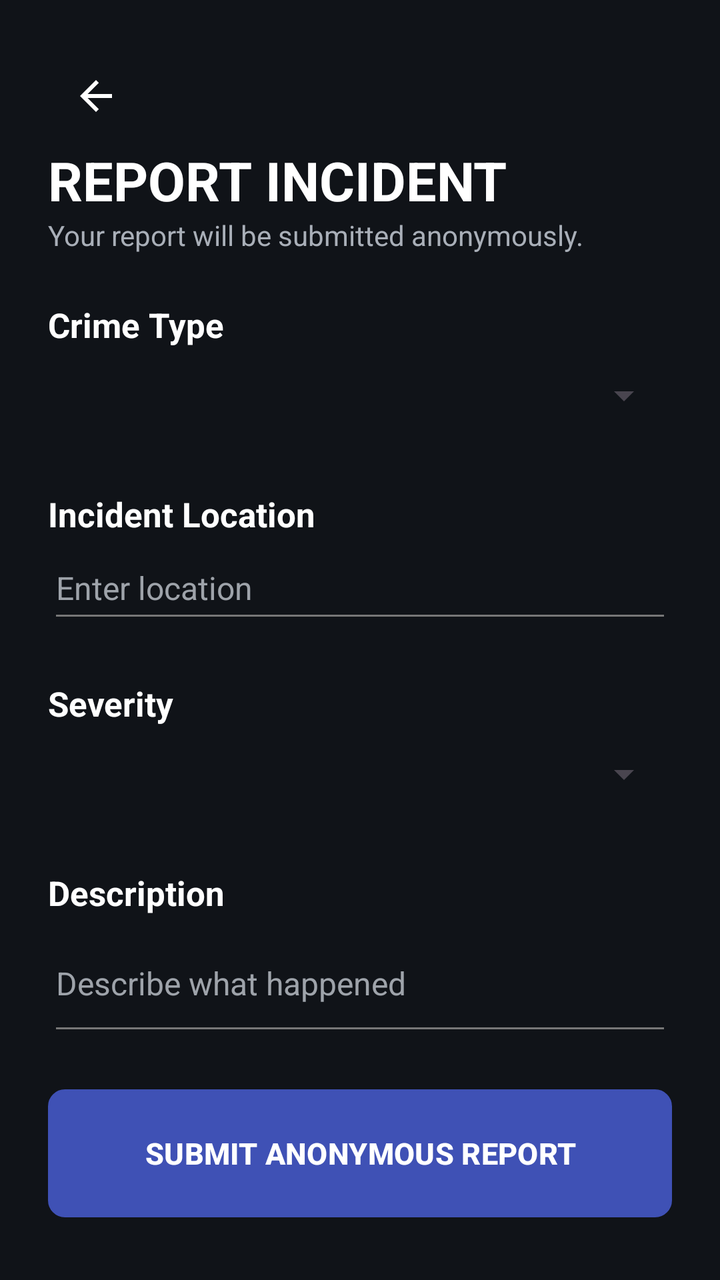
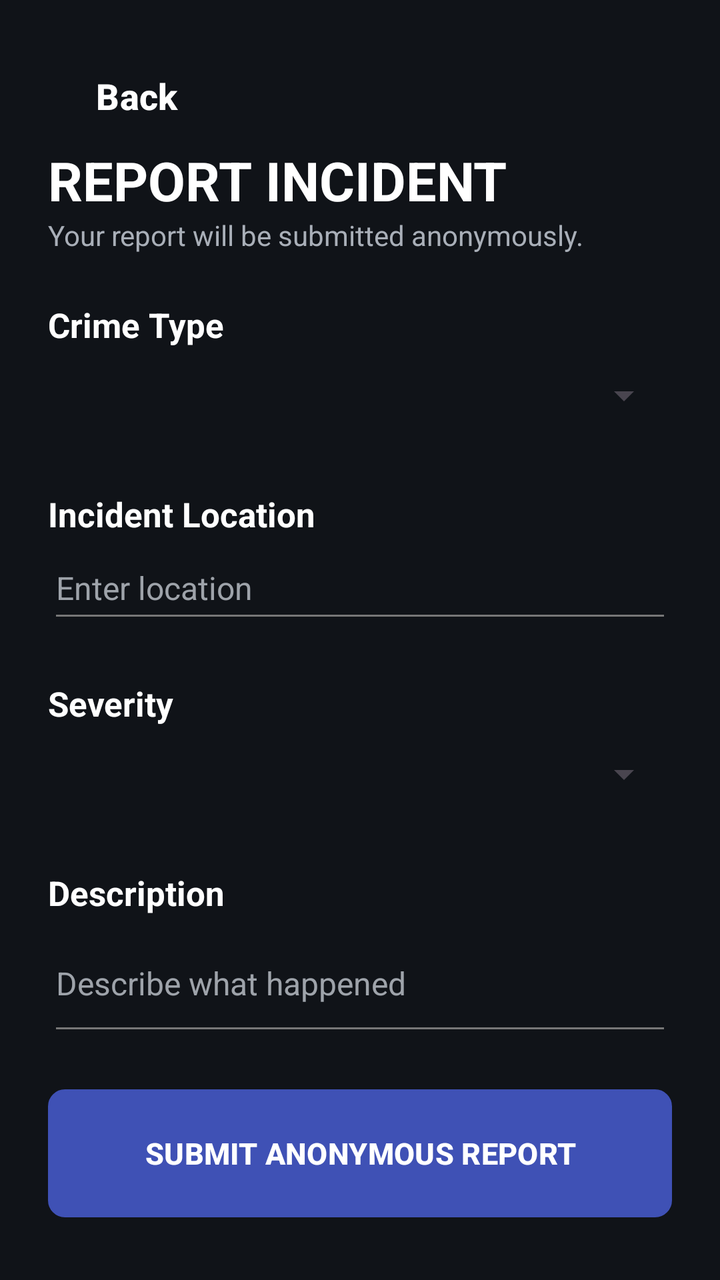

Before-and-after screenshots of an Android layout around one commit, followed by the original layout XML and the change that was made.
<!-- AndroidManifest.xml: application theme Theme.Crimeshield -->
<!-- res/layout/activity_report.xml -->
<?xml version="1.0" encoding="utf-8"?>
<ScrollView
    xmlns:android="http://schemas.android.com/apk/res/android"
    android:layout_width="match_parent"
    android:layout_height="match_parent"
    android:background="#101318"
    android:fitsSystemWindows="true">

    <LinearLayout
        android:layout_width="match_parent"
        android:layout_height="wrap_content"
        android:orientation="vertical"
        android:padding="24dp">

        <ImageButton
            android:id="@+id/btnBack"
            android:layout_width="48dp"
            android:layout_height="48dp"
            android:background="?attr/selectableItemBackgroundBorderless"
            android:src="@drawable/ic_arrow_back"
            android:contentDescription="@string/back" />

        <TextView
            android:layout_width="wrap_content"
            android:layout_height="wrap_content"
            android:text="@string/report_incident1"
            android:textColor="#FFF"
            android:textSize="27sp"
            android:textStyle="bold" />

        <TextView
            android:layout_width="wrap_content"
            android:layout_height="wrap_content"
            android:text="@string/your_report_will_be_submitted_anonymously"
            android:textColor="#A9AFB8" />

        <TextView
            style="@style/CSLabel"
            android:text="@string/crime_type" />

        <Spinner
            android:id="@+id/spinnerCrime"
            android:layout_width="match_parent"
            android:layout_height="48dp" />

        <TextView
            style="@style/CSLabel"
            android:text="@string/incident_location" />

        <EditText
            android:id="@+id/etLocation"
            style="@style/CSEdit"
            android:hint="@string/enter_location"
            android:inputType="text" />

        <TextView
            style="@style/CSLabel"
            android:text="@string/severity" />

        <Spinner
            android:id="@+id/spinnerSeverity"
            android:layout_width="match_parent"
            android:layout_height="48dp" />

        <TextView
            style="@style/CSLabel"
            android:text="@string/description" />

        <EditText
            android:id="@+id/etDescription"
            style="@style/CSEdit"
            android:layout_height="65dp"
            android:autofillHints=""
            android:hint="@string/describe_what_happened1"
            android:inputType="textMultiLine" />

        <Button
            android:id="@+id/btnSubmit"
            style="@style/CSBtn"
            android:layout_marginTop="22dp"
            android:text="@string/submit_anonymous_report" />

    </LinearLayout>
</ScrollView>
<!-- resources referenced by this layout -->
<resources>
  <!-- drawable ic_arrow_back (drawable) -->
  <?xml version="1.0" encoding="utf-8"?>
  <vector xmlns:android="http://schemas.android.com/apk/res/android"
      android:width="24dp"
      android:height="24dp"
      android:viewportWidth="24"
      android:viewportHeight="24">
  
      <path
          android:fillColor="#FFFFFF"
          android:pathData="M20,11H7.83l5.59,-5.59L12,4l-8,8 8,8 1.41,-1.41L7.83,13H20v-2z" />
  
  </vector>
  <string name="back">Back</string>
  <string name="crime_type">Crime Type</string>
  <string name="describe_what_happened1">Describe what happened</string>
  <string name="description">Description</string>
  <string name="enter_location">Enter location</string>
  <string name="incident_location">Incident Location</string>
  <string name="report_incident1">REPORT INCIDENT</string>
  <string name="severity">Severity</string>
  <string name="submit_anonymous_report">SUBMIT ANONYMOUS REPORT</string>
  <string name="your_report_will_be_submitted_anonymously">Your report will be submitted anonymously.</string>
  <style name="CSBtn" parent="Widget.Material3.Button">
  
          <item name="android:layout_width">
              match_parent
          </item>
  
          <item name="android:layout_height">
              64dp
          </item>
  
          <item name="android:layout_marginTop">
              16dp
          </item>
  
          <item name="android:background">
              @drawable/btn_bg
          </item>
  
          <item name="android:textColor">
              #FFFFFF
          </item>
  
          <item name="android:textStyle">
              bold
          </item>
  
          <item name="android:textSize">
              15sp
          </item>
  
      </style>
  <style name="CSEdit">
  
          <item name="android:layout_width">
              match_parent
          </item>
  
          <item name="android:layout_height">
              48dp
          </item>
  
          <item name="android:backgroundTint">
              #777
          </item>
  
          <item name="android:textColor">
              #FFF
          </item>
  
          <item name="android:textColorHint">
              #9EA3AA
          </item>
  
          <item name="android:textSize">
              16sp
          </item>
  
      </style>
  <style name="CSLabel">
  
          <item name="android:layout_width">
              wrap_content
          </item>
  
          <item name="android:layout_height">
              wrap_content
          </item>
  
          <item name="android:layout_marginTop">
              24dp
          </item>
  
          <item name="android:textColor">
              #FFFFFF
          </item>
  
          <item name="android:textSize">
              17sp
          </item>
  
          <item name="android:textStyle">
              bold
          </item>
  
      </style>
  <style name="Theme.Crimeshield" parent="Base.Theme.Crimeshield" />
  <!-- drawable btn_bg (drawable) -->
  <?xml version="1.0" encoding="utf-8"?>
  <ripple xmlns:android="http://schemas.android.com/apk/res/android"
      android:color="#40FFFFFF">
      <item>
          <shape android:shape="rectangle">
              <solid android:color="#1B2028" />
              <corners android:radius="8dp" />
              <stroke
                  android:width="1dp"
                  android:color="#353B45" />
          </shape>
      </item>
  </ripple>
  <style name="Base.Theme.Crimeshield" parent="Theme.Material3.DayNight.NoActionBar">
  
          <item name="colorPrimary">
              @color/accent_blue
          </item>
  
          <item name="android:windowBackground">
              @color/bg_dark
          </item>
  
          <item name="android:statusBarColor">
              @color/bg_dark
          </item>
  
      </style>
  <color name="accent_blue">
          #3F51B5
      </color>
  <color name="bg_dark">
          #101318
      </color>
</resources>

<!-- the commit's change to res/layout/activity_report.xml (unified diff, before → after) -->
@@ -12,13 +12,19 @@
         android:orientation="vertical"
         android:padding="24dp">
 
-        <ImageButton
+        <Button
             android:id="@+id/btnBack"
-            android:layout_width="48dp"
+            android:layout_width="wrap_content"
             android:layout_height="48dp"
-            android:background="?attr/selectableItemBackgroundBorderless"
-            android:src="@drawable/ic_arrow_back"
-            android:contentDescription="@string/back" />
+            android:background="@android:color/transparent"
+            android:drawableStart="@drawable/ic_arrow_back"
+            android:drawablePadding="8dp"
+            android:text="Back"
+            android:textColor="#FFFFFF"
+            android:textSize="18sp"
+            android:textStyle="bold"
+            android:textAllCaps="false"
+            android:contentDescription="Back"/>
 
         <TextView
             android:layout_width="wrap_content"
<!-- resource entries referenced after the edit -->
@@ -13,7 +13,6 @@
           android:pathData="M20,11H7.83l5.59,-5.59L12,4l-8,8 8,8 1.41,-1.41L7.83,13H20v-2z" />
   
   </vector>
-  <string name="back">Back</string>
   <string name="crime_type">Crime Type</string>
   <string name="describe_what_happened1">Describe what happened</string>
   <string name="description">Description</string>
